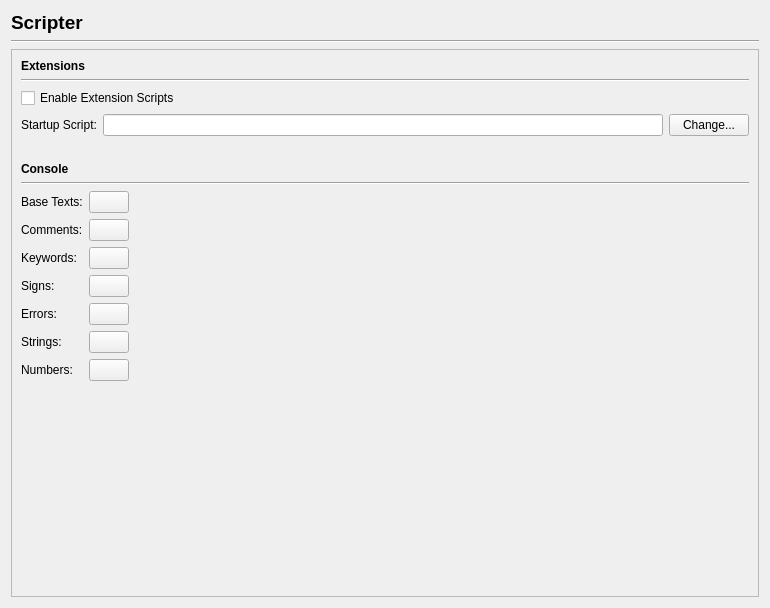
This is scribus/plugins/scriptplugin/prefs_scripterbase.ui in aoloe/scribus as Qt 5 draws it before an edit. The edited form follows.
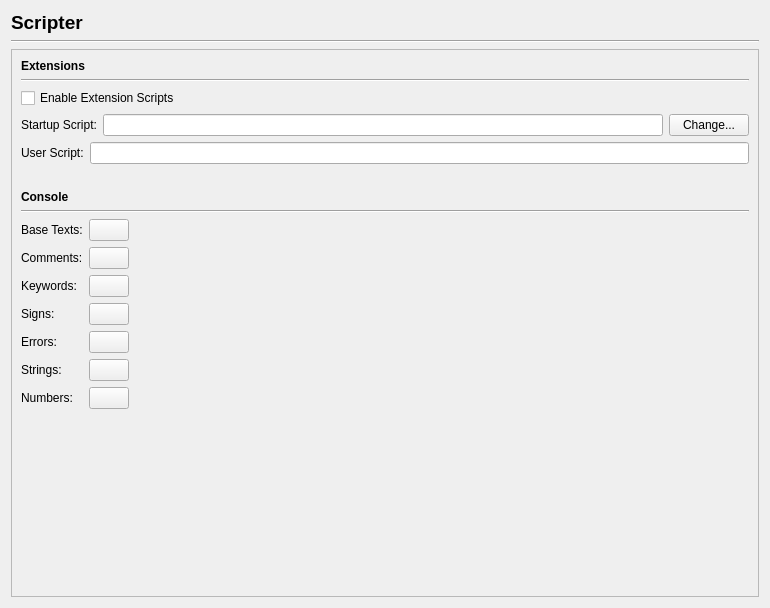
This is the edited form.

Commit message: add a scripter > scripts with user's scripts

The edit to the form file:
```diff
--- a/scribus/plugins/scriptplugin/prefs_scripterbase.ui
+++ b/scribus/plugins/scriptplugin/prefs_scripterbase.ui
@@ -98,6 +98,20 @@
          </item>
         </layout>
        </item>
+       <item>
+        <layout class="QHBoxLayout" name="horizontalLayout_4">
+         <item>
+          <widget class="QLabel" name="label_3">
+           <property name="text">
+            <string>User Script:</string>
+           </property>
+          </widget>
+         </item>
+         <item>
+          <widget class="QLineEdit" name="userScriptPathEdit"/>
+         </item>
+        </layout>
+       </item>
        <item>
         <spacer name="verticalSpacer_2">
          <property name="orientation">
```
The commit also changes 5 other files.
